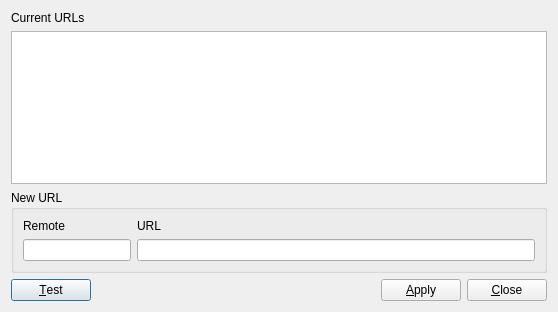
Before: the Qt Designer form src/SetRemoteUrlDialog.ui in soramimi/Guitar, drawn with Qt 5.
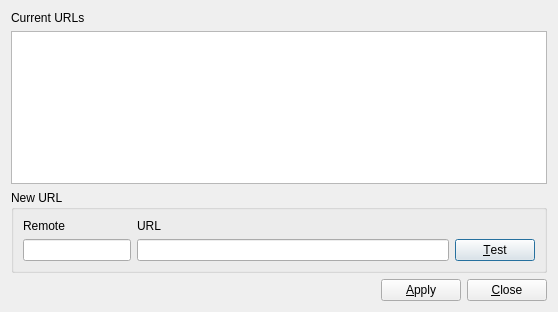
After: the same form once the commit is applied. Custom widgets are drawn as their Qt base class.

What changed in the file:
```diff
--- a/src/SetRemoteUrlDialog.ui
+++ b/src/SetRemoteUrlDialog.ui
@@ -73,21 +73,21 @@
       <item row="1" column="1">
        <widget class="QLineEdit" name="lineEdit_url"/>
       </item>
+      <item row="1" column="2">
+       <widget class="QPushButton" name="pushButton_test">
+        <property name="text">
+         <string>&amp;Test</string>
+        </property>
+        <property name="default">
+         <bool>true</bool>
+        </property>
+       </widget>
+      </item>
      </layout>
     </widget>
    </item>
    <item>
     <layout class="QHBoxLayout" name="horizontalLayout">
-     <item>
-      <widget class="QPushButton" name="pushButton_test">
-       <property name="text">
-        <string>&amp;Test</string>
-       </property>
-       <property name="default">
-        <bool>true</bool>
-       </property>
-      </widget>
-     </item>
      <item>
       <spacer name="horizontalSpacer">
        <property name="orientation">
@@ -119,6 +119,13 @@
    </item>
   </layout>
  </widget>
+ <customwidgets>
+  <customwidget>
+   <class>RemoteRepositoriesTableWidget</class>
+   <extends>QTableWidget</extends>
+   <header>RemoteRepositoriesTableWidget.h</header>
+  </customwidget>
+ </customwidgets>
  <tabstops>
   <tabstop>pushButton</tabstop>
   <tabstop>pushButton_2</tabstop>
```
Left out of the diff: 27 changed lines with no effect on the pictures.
